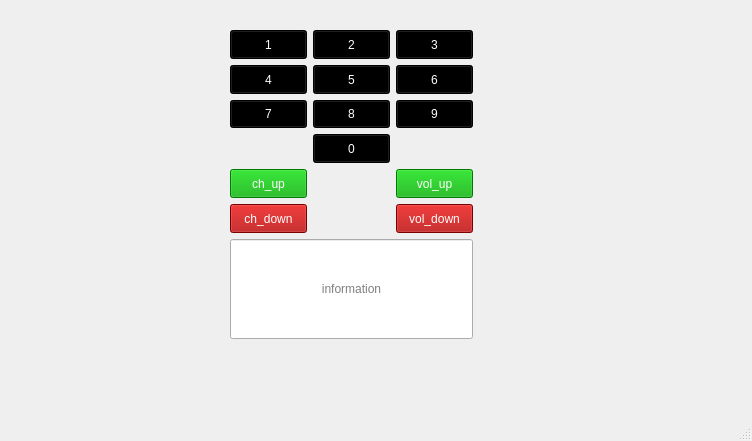
Before: the Qt Designer form remote11.ui in PetrovSergeyAleksandrovich/untitled11, drawn with Qt 5.
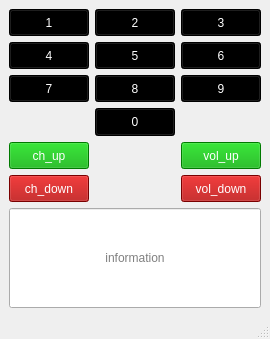
After: the same form once the commit is applied.

```diff
--- a/remote11.ui
+++ b/remote11.ui
@@ -6,8 +6,8 @@
    <rect>
     <x>0</x>
     <y>0</y>
-    <width>752</width>
-    <height>441</height>
+    <width>261</width>
+    <height>339</height>
    </rect>
   </property>
   <property name="sizePolicy">
@@ -38,15 +38,8 @@
      <height>16777215</height>
     </size>
    </property>
-   <widget class="QWidget" name="verticalLayoutWidget_2">
-    <property name="geometry">
-     <rect>
-      <x>230</x>
-      <y>30</y>
-      <width>243</width>
-      <height>309</height>
-     </rect>
-    </property>
+   <layout class="QGridLayout" name="gridLayout_2">
+    <item row="0" column="0">
     <layout class="QVBoxLayout" name="verticalLayout_2">
      <item>
       <layout class="QGridLayout" name="gridLayout">
@@ -401,7 +394,8 @@
       </widget>
      </item>
     </layout>
-   </widget>
+    </item>
+   </layout>
   </widget>
   <widget class="QMenuBar" name="menubar">
    <property name="geometry">
```
Left out of the diff: 2 changed lines with no effect on the pictures. Lines whose indentation alone changed are shown as unchanged.
